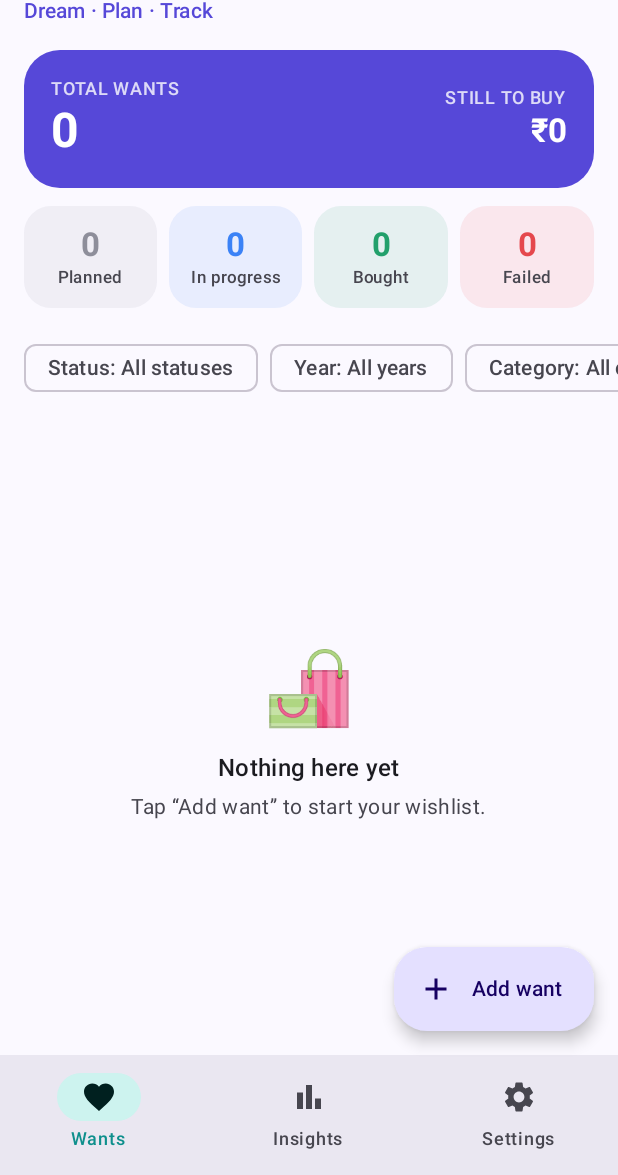
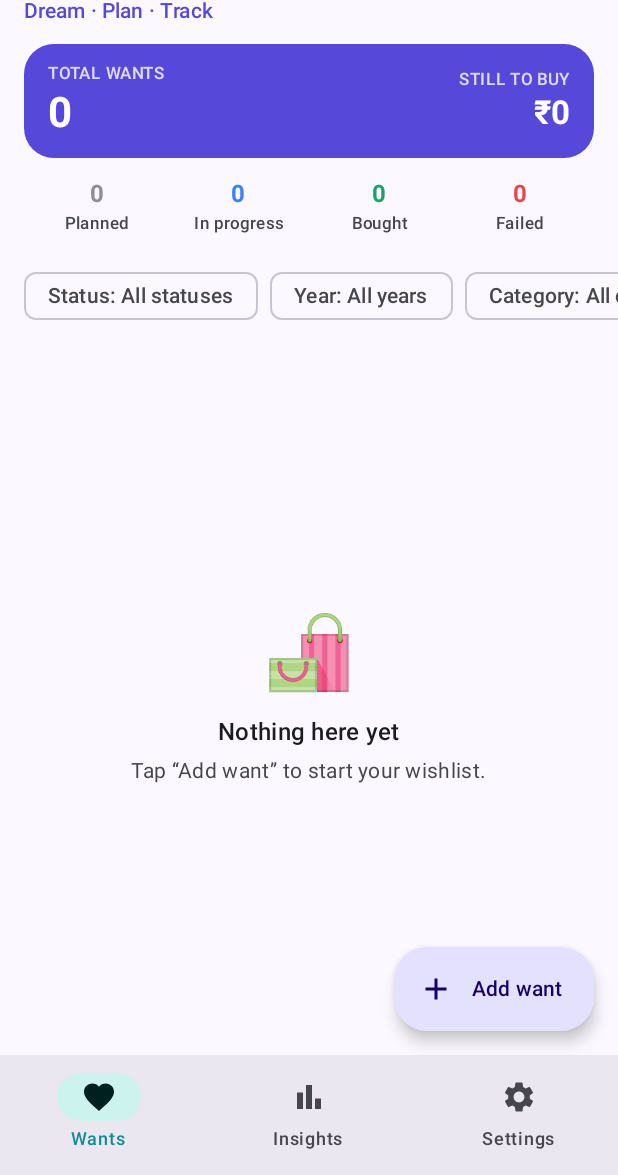
Before and after one commit to princetete/wantstrackers, an Android app built with Jetpack Compose: the HomeScreen screen opened through its navigation route, on a phone screen of 412 x 824 dp, the part 61-1236 px from its top. Run offline under Robolectric (Android 15) with nearby library versions, the phone set to English and light mode, and no system bars; our stand-ins replace Room's generated code.

Commit message:
Make home dashboard summary more compact

```diff
--- a/app/src/main/java/com/wantstracker/app/ui/screens/HomeScreen.kt
+++ b/app/src/main/java/com/wantstracker/app/ui/screens/HomeScreen.kt
@@ -424,30 +424,34 @@ private fun DashboardSummary(wants: List<WantEntity>) {
     val totalValue = wants.filter { it.status.isOpen }.sumOf { it.price }
 
     Column(
-        Modifier.fillMaxWidth().padding(horizontal = 16.dp, vertical = 10.dp),
-        verticalArrangement = Arrangement.spacedBy(12.dp)
+        Modifier.fillMaxWidth().padding(horizontal = 16.dp, vertical = 6.dp),
+        verticalArrangement = Arrangement.spacedBy(8.dp)
     ) {
         Card(
             modifier = Modifier.fillMaxWidth(),
-            shape = RoundedCornerShape(24.dp),
+            shape = RoundedCornerShape(20.dp),
             colors = CardDefaults.cardColors(containerColor = MaterialTheme.colorScheme.primary)
         ) {
             Row(
-                Modifier.fillMaxWidth().padding(18.dp),
+                Modifier.fillMaxWidth().padding(horizontal = 16.dp, vertical = 12.dp),
                 horizontalArrangement = Arrangement.SpaceBetween,
                 verticalAlignment = Alignment.CenterVertically
             ) {
                 Column(Modifier.weight(1f)) {
-                    Text("TOTAL WANTS", style = MaterialTheme.typography.labelMedium, color = MaterialTheme.colorScheme.onPrimary.copy(alpha = 0.8f))
-                    Text("${wants.size}", style = MaterialTheme.typography.headlineLarge, fontWeight = FontWeight.Bold, color = MaterialTheme.colorScheme.onPrimary)
+                    Text("TOTAL WANTS", style = MaterialTheme.typography.labelSmall, color = MaterialTheme.colorScheme.onPrimary.copy(alpha = 0.8f))
+                    Text("${wants.size}", style = MaterialTheme.typography.headlineMedium, fontWeight = FontWeight.Bold, color = MaterialTheme.colorScheme.onPrimary)
                 }
                 Column(horizontalAlignment = Alignment.End) {
-                    Text("STILL TO BUY", style = MaterialTheme.typography.labelMedium, color = MaterialTheme.colorScheme.onPrimary.copy(alpha = 0.8f))
+                    Text("STILL TO BUY", style = MaterialTheme.typography.labelSmall, color = MaterialTheme.colorScheme.onPrimary.copy(alpha = 0.8f))
                     Text(formatInr(totalValue), style = MaterialTheme.typography.titleLarge, fontWeight = FontWeight.Bold, color = MaterialTheme.colorScheme.onPrimary)
                 }
             }
         }
-        Row(Modifier.fillMaxWidth(), horizontalArrangement = Arrangement.spacedBy(8.dp)) {
+        Row(
+            Modifier.fillMaxWidth().padding(horizontal = 2.dp, vertical = 2.dp),
+            horizontalArrangement = Arrangement.SpaceBetween,
+            verticalAlignment = Alignment.CenterVertically
+        ) {
             DashboardCount("Planned", planned, Color(0xFF8E8E9A), Modifier.weight(1f))
             DashboardCount("In progress", progress, Color(0xFF3B82F6), Modifier.weight(1f))
             DashboardCount("Bought", bought, Color(0xFF22A06B), Modifier.weight(1f))
@@ -458,13 +462,11 @@ private fun DashboardSummary(wants: List<WantEntity>) {
 
 @Composable
 private fun DashboardCount(label: String, count: Int, tint: Color, modifier: Modifier) {
-    Card(modifier = modifier, shape = RoundedCornerShape(18.dp), colors = CardDefaults.cardColors(containerColor = tint.copy(alpha = 0.10f))) {
-        Column(
-            Modifier.fillMaxWidth().padding(vertical = 12.dp, horizontal = 4.dp),
-            horizontalAlignment = Alignment.CenterHorizontally
-        ) {
-            Text("${count}", style = MaterialTheme.typography.titleLarge, fontWeight = FontWeight.Bold, color = tint)
-            Text(label, style = MaterialTheme.typography.labelSmall, color = MaterialTheme.colorScheme.onSurfaceVariant, maxLines = 1, overflow = TextOverflow.Ellipsis)
-        }
+    Column(
+        modifier = modifier.padding(vertical = 2.dp),
+        horizontalAlignment = Alignment.CenterHorizontally
+    ) {
+        Text("$count", style = MaterialTheme.typography.titleMedium, fontWeight = FontWeight.Bold, color = tint)
+        Text(label, style = MaterialTheme.typography.labelSmall, color = MaterialTheme.colorScheme.onSurfaceVariant, maxLines = 1, overflow = TextOverflow.Ellipsis)
     }
 }
```
